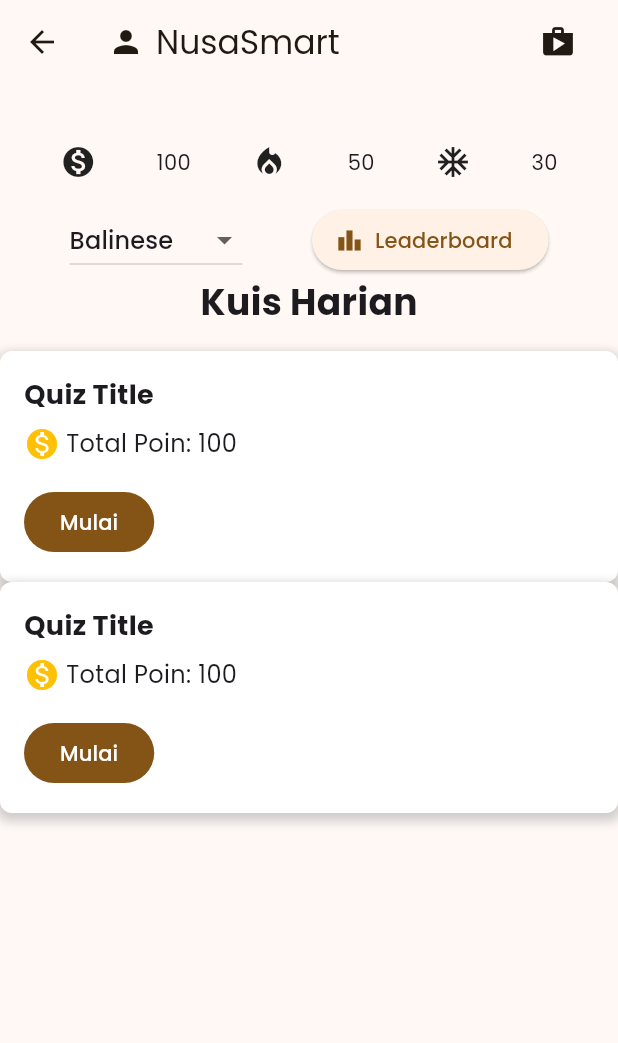
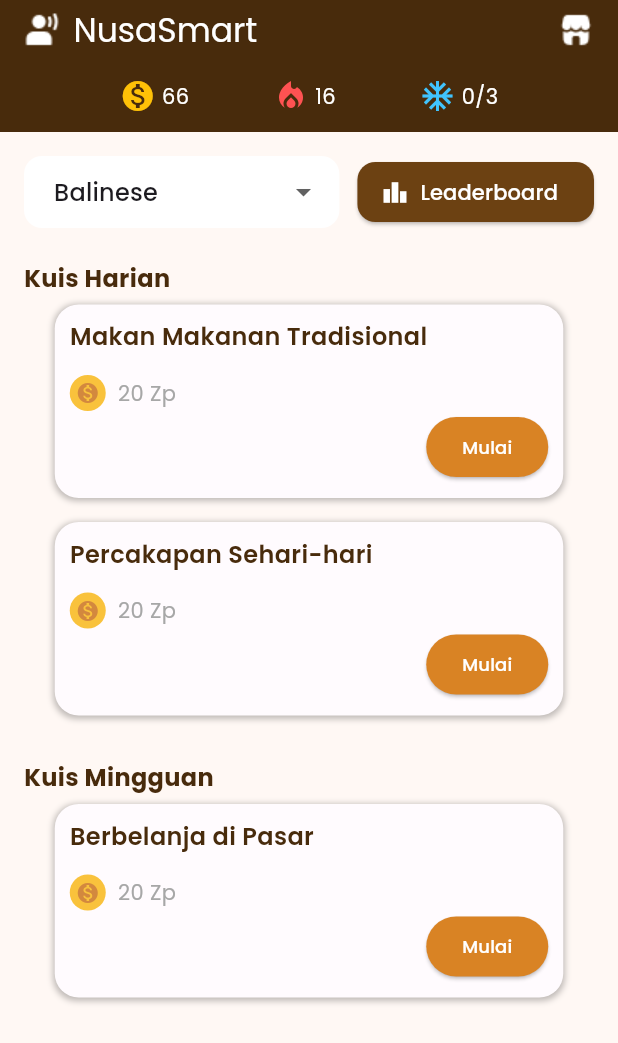
Before and after one commit to kmdavidds/BCCGembira_Nusastra, a Flutter app: the QuizPage screen opened directly, on a phone screen of 412 x 824 dp. Shown: the top 1043 px of the screen. Run offline on Flutter 3.47's test engine with Material 3 defaults, Android fonts, the phone set to English and light mode, and no system bars; our stand-ins replace camera, dio, flutter_map, google_fonts, latlong2, speech_to_text; project files that could hold a hidden picture were left out.

Commit message:
feat: add quiz page

```diff
--- a/lib/pages/quiz_page.dart
+++ b/lib/pages/quiz_page.dart
@@ -14,38 +14,52 @@ class _QuizPageState extends State<QuizPage> {
   Widget build(BuildContext context) {
     return Scaffold(
       appBar: PreferredSize(
-        preferredSize: const Size.fromHeight(80), // Adjusted height
+        preferredSize: const Size.fromHeight(40),
         child: AppBar(
+          backgroundColor: const Color(0xFF482B0C), // Dark brown color
+          elevation: 0,
+          automaticallyImplyLeading: false, // Removes the leading widget
           title: Row(
             mainAxisAlignment: MainAxisAlignment.spaceBetween,
             children: [
               Row(
-                children: const [
-                  Icon(Icons.person),
-                  SizedBox(width: 8),
-                  Text('NusaSmart'),
+                children: [
+                  Image.asset('assets/nusalingo.png', height: 24),
+                  const SizedBox(width: 8),
+                  const Text('NusaSmart',
+                      style: TextStyle(color: Colors.white)),
                 ],
               ),
-              IconButton(
-                icon: const Icon(Icons.shop),
-                onPressed: () {
-                  // Handle shop button press
-                },
+              GestureDetector(
+                onTap: () {},
+                child: Image.asset('assets/shop.png', height: 24),
               ),
             ],
           ),
         ),
       ),
-      body: Column(
+      body: SingleChildScrollView(
+        child: Column(
           children: [
+            const MonetizationRow(),
             const SizedBox(height: 16),
-          const MonetizationRow(), // Added the extracted row here
-          const SizedBox(height: 16),
-          Row(
-            mainAxisAlignment: MainAxisAlignment.spaceEvenly,
+            Padding(
+              padding: const EdgeInsets.symmetric(horizontal: 16),
+              child: Row(
                 children: [
-              DropdownButton<String>(
+                  Expanded(
+                    child: DropdownButtonFormField<String>(
                       value: selectedLanguage,
+                      decoration: InputDecoration(
+                        filled: true,
+                        fillColor: Colors.white,
+                        contentPadding:
+                            const EdgeInsets.symmetric(horizontal: 16),
+                        border: OutlineInputBorder(
+                          borderRadius: BorderRadius.circular(12),
+                          borderSide: BorderSide.none,
+                        ),
+                      ),
                       items: <String>['Indonesian', 'Balinese', 'Javanese']
                           .map((String value) {
                         return DropdownMenuItem<String>(
@@ -59,105 +73,146 @@ class _QuizPageState extends State<QuizPage> {
                         });
                       },
                     ),
+                  ),
+                  const SizedBox(width: 12),
                   ElevatedButton.icon(
-                onPressed: () {
-                  // Handle leaderboard button press
-                },
-                icon: const Icon(Icons.leaderboard),
-                label: const Text('Leaderboard'),
+                    onPressed: () {},
+                    icon: const Icon(Icons.leaderboard, color: Colors.white),
+                    label: const Text(
+                      'Leaderboard',
+                      style: TextStyle(color: Colors.white),
+                    ),
+                    style: ElevatedButton.styleFrom(
+                      backgroundColor: const Color(0xFF6C4112),
+                      shape: RoundedRectangleBorder(
+                        borderRadius: BorderRadius.circular(12),
+                      ),
+                    ),
                   ),
                 ],
               ),
-          const Text(
-            'Kuis Harian',
-            style: TextStyle(fontSize: 24, fontWeight: FontWeight.bold),
             ),
-          const SizedBox(height: 16),
-          Container(
-            padding: const EdgeInsets.all(16),
+            const SizedBox(height: 24),
+            buildSectionTitle('Kuis Harian'),
+            buildQuizCard('Makan Makanan Tradisional'),
+            buildQuizCard('Percakapan Sehari-hari'),
+            const SizedBox(height: 24),
+            buildSectionTitle('Kuis Mingguan'),
+            buildQuizCard('Berbelanja di Pasar'),
+          ],
+        ),
+      ),
+    );
+  }
+
+  Widget buildSectionTitle(String title) {
+    return Padding(
+      padding: const EdgeInsets.symmetric(horizontal: 16),
+      child: Align(
+        alignment: Alignment.centerLeft,
+        child: Text(
+          title,
+          style: const TextStyle(
+            fontStyle: FontStyle.normal,
+            fontWeight: FontWeight.w700,
+            fontSize: 16,
+            height: 1.2, // 120% line-height
+            color: Color(0xFF482B0C),
+          ),
+        ),
+      ),
+    );
+  }
+
+  Widget buildQuizCard(String quizTitle) {
+    return Padding(
+      padding: const EdgeInsets.symmetric(horizontal: 16, vertical: 8),
+      child: Container(
+        width: 339,
+        height: 129,
+        padding: const EdgeInsets.all(10),
         decoration: BoxDecoration(
-              color: Colors.white,
-              borderRadius: BorderRadius.circular(8),
+          color: const Color(0xFFFFFBFE),
           boxShadow: [
             BoxShadow(
-                  color: Colors.grey.withOpacity(0.5),
-                  spreadRadius: 2,
-                  blurRadius: 5,
-                  offset: const Offset(0, 3),
+              color: Colors.black.withOpacity(0.25),
+              spreadRadius: 1,
+              blurRadius: 3,
+              offset: const Offset(0, 1),
             ),
           ],
+          borderRadius: BorderRadius.circular(16),
         ),
         child: Column(
           crossAxisAlignment: CrossAxisAlignment.start,
           children: [
+            Text(
+              quizTitle,
+              style: const TextStyle(
+                fontWeight: FontWeight.w600,
+                fontSize: 16,
+                color: Color(0xFF482B0C),
+              ),
+            ),
+            const SizedBox(height: 14),
+            Row(
+              children: [
+                Row(
+                  children: [
+                    Container(
+                      width: 24,
+                      height: 24,
+                      decoration: const BoxDecoration(
+                        shape: BoxShape.circle,
+                        color: Color(0xFFF9C23C),
+                      ),
+                      child: const Icon(
+                        Icons.monetization_on,
+                        size: 16,
+                        color: Color(0xFFD3883E),
+                      ),
+                    ),
+                    const SizedBox(width: 8),
                     const Text(
-                  'Quiz Title',
-                  style: TextStyle(fontSize: 18, fontWeight: FontWeight.bold),
+                      '20 Zp',
+                      style: TextStyle(
+                        fontWeight: FontWeight.w400,
+                        fontSize: 14,
+                        color: Color(0xFFA7A7A7),
                       ),
-                const SizedBox(height: 8),
-                Row(
-                  children: const [
-                    Icon(Icons.monetization_on, color: Colors.amber),
-                    SizedBox(width: 4),
-                    Text(
-                      'Total Poin: 100',
-                      style: TextStyle(fontSize: 16),
                     ),
                   ],
                 ),
-                const SizedBox(height: 16),
-                FilledButton(
-                  onPressed: () {
-                    // Handle start quiz button press
-                  },
-                  child: const Text('Mulai'),
+              ],
+            ),
+            const Spacer(),
+            Align(
+              alignment: Alignment.centerRight,
+              child: ElevatedButton(
+                onPressed: () {},
+                style: ElevatedButton.styleFrom(
+                  backgroundColor: const Color(0xFFD98324),
+                  shape: RoundedRectangleBorder(
+                    borderRadius: BorderRadius.circular(100),
+                  ),
+                  padding: const EdgeInsets.symmetric(
+                    horizontal: 24,
+                    vertical: 10,
+                  ),
+                ),
+                child: const Text(
+                  'Mulai',
+                  style: TextStyle(
+                    fontWeight: FontWeight.w500,
+                    fontSize: 12,
+                    letterSpacing: 0.1,
+                    color: Colors.white,
+                  ),
+                ),
+              ),
             ),
           ],
         ),
-          ),
-          Container(
-            padding: const EdgeInsets.all(16),
-            decoration: BoxDecoration(
-              color: Colors.white,
-              borderRadius: BorderRadius.circular(8),
-              boxShadow: [
-                BoxShadow(
-                  color: Colors.grey.withOpacity(0.5),
-                  spreadRadius: 2,
-                  blurRadius: 5,
-                  offset: const Offset(0, 3),
-                ),
-              ],
-            ),
-            child: Column(
-              crossAxisAlignment: CrossAxisAlignment.start,
-              children: [
-                const Text(
-                  'Quiz Title',
-                  style: TextStyle(fontSize: 18, fontWeight: FontWeight.bold),
-                ),
-                const SizedBox(height: 8),
-                Row(
-                  children: const [
-                    Icon(Icons.monetization_on, color: Colors.amber),
-                    SizedBox(width: 4),
-                    Text(
-                      'Total Poin: 100',
-                      style: TextStyle(fontSize: 16),
-                    ),
-                  ],
-                ),
-                const SizedBox(height: 16),
-                FilledButton(
-                  onPressed: () {
-                    // Handle start quiz button press
-                  },
-                  child: const Text('Mulai'),
-                ),
-              ],
-            ),
-          ),
-        ],
       ),
     );
   }
@@ -168,16 +223,35 @@ class MonetizationRow extends StatelessWidget {
 
   @override
   Widget build(BuildContext context) {
-    return Row(
+    return Container(
+      color: const Color(0xFF482B0C), // same brown background
+      padding: const EdgeInsets.symmetric(vertical: 12, horizontal: 24),
+      child: Row(
         mainAxisAlignment: MainAxisAlignment.spaceEvenly,
         children: const [
-        Icon(Icons.monetization_on),
-        Text('100'),
-        Icon(Icons.local_fire_department),
-        Text('50'),
-        Icon(Icons.ac_unit),
-        Text('30'),
+          Row(
+            children: [
+              Icon(Icons.monetization_on, color: Colors.amber),
+              SizedBox(width: 4),
+              Text('66', style: TextStyle(color: Colors.white)),
             ],
+          ),
+          Row(
+            children: [
+              Icon(Icons.local_fire_department, color: Colors.redAccent),
+              SizedBox(width: 4),
+              Text('16', style: TextStyle(color: Colors.white)),
+            ],
+          ),
+          Row(
+            children: [
+              Icon(Icons.ac_unit, color: Colors.lightBlueAccent),
+              SizedBox(width: 4),
+              Text('0/3', style: TextStyle(color: Colors.white)),
+            ],
+          ),
+        ],
+      ),
     );
   }
 }
```
Also changed, not shown: assets/shop.png (added). Lines whose indentation alone changed are shown as unchanged.
